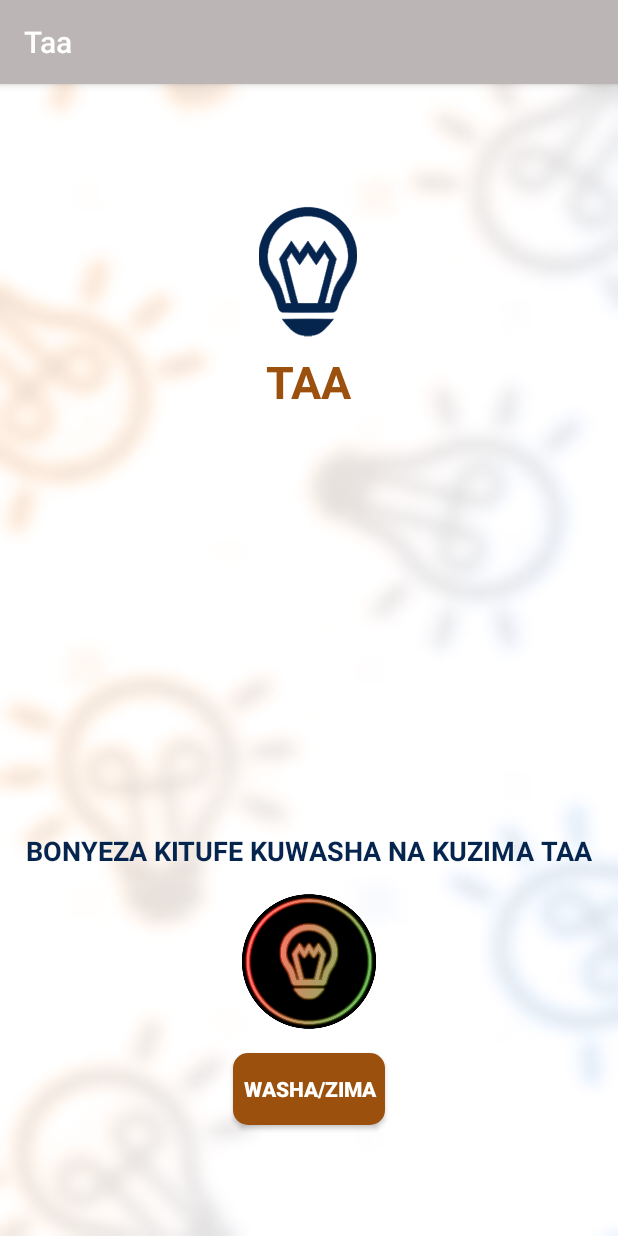
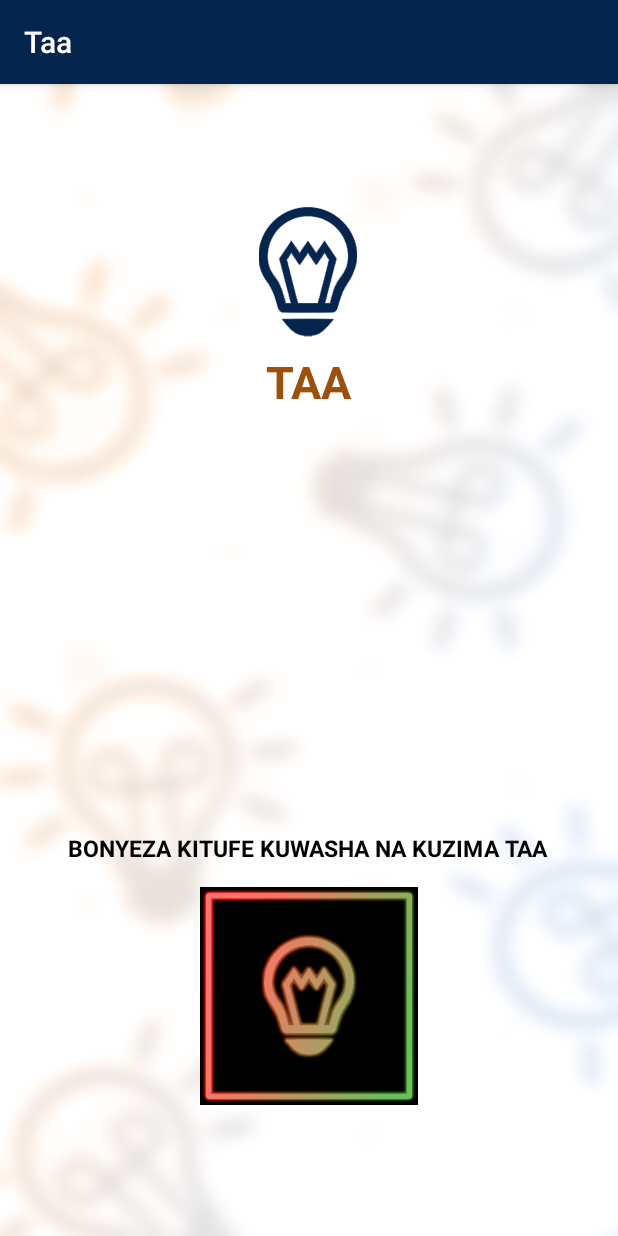
Before and after one commit to alfredkondoro/multilingual-torch-androidapp, an Android app: the screen it shows after launch (MainActivity), on a phone screen of 412 x 824 dp. Run offline under Robolectric (Android 15) with nearby library versions, the phone set to English and light mode, and no system bars; Roboto replaces fonts that are not available here.

Commit message:
version 2.0

```diff
--- a/app/src/main/AndroidManifest.xml
+++ b/app/src/main/AndroidManifest.xml
@@ -11,7 +11,8 @@
         android:roundIcon="@drawable/icon"
         android:supportsRtl="true"
         android:theme="@style/AppTheme">
-        <activity android:name=".MainActivity">
+        <activity android:name=".MainActivity"
+            android:screenOrientation="portrait">
             <intent-filter>
                 <action android:name="android.intent.action.MAIN" />
 
--- a/app/src/main/java/com/alfredkondoro/torchapp/MainActivity.java
+++ b/app/src/main/java/com/alfredkondoro/torchapp/MainActivity.java
@@ -14,14 +14,16 @@ import android.os.Build;
 import android.os.Bundle;
 import android.view.View;
 import android.widget.Button;
+import android.widget.ImageButton;
 import android.widget.Toast;
 
 @RequiresApi(api = Build.VERSION_CODES.LOLLIPOP)
 public class MainActivity extends AppCompatActivity {
 
-    Button buttontaa;
+    ImageButton buttontaa;
     private static final int CAMERA_REQUEST = 123;
     boolean CameraFlash = false;
+    int FlashStatus = 0;
 
     @Override
     protected void onCreate(Bundle savedInstanceState) {
@@ -35,18 +37,19 @@ public class MainActivity extends AppCompatActivity {
         CameraFlash = getPackageManager ().
                 hasSystemFeature (PackageManager.FEATURE_CAMERA_FLASH);
 
-        buttontaa = findViewById (R.id.buttonOff);
+        buttontaa = findViewById (R.id.imageButtonOnOff);
 
         buttontaa.setOnClickListener (new View.OnClickListener () {
             @RequiresApi(api = Build.VERSION_CODES.M)
             @Override
             public void onClick(View view) {
                 if (CameraFlash) {
-                    if (buttontaa.getText ().toString ().contains ("ZIMA")) {
-                        buttontaa.setText ("  WASHA  ");
+                    if(FlashStatus == 1){
+                        FlashStatus = 0;
                         flashLightOff ();
-                    } else {
-                        buttontaa.setText ("  ZIMA  ");
+                    }
+                    else{
+                        FlashStatus = 1;
                         flashLightOn ();
                     }
                 } else {
--- a/app/src/main/res/layout/activity_main.xml
+++ b/app/src/main/res/layout/activity_main.xml
@@ -6,32 +6,6 @@
     android:layout_height="match_parent"
     android:background="@drawable/back"
     tools:context=".MainActivity">
-
-    <Button
-        android:id="@+id/buttonOff"
-        android:layout_width="wrap_content"
-        android:layout_height="wrap_content"
-        android:layout_marginTop="15dp"
-        android:layout_marginBottom="16dp"
-        android:background="@drawable/washazima_round"
-        android:text="  WASHA/zima  "
-        android:textColor="#ffffff"
-        android:textStyle="bold"
-        app:layout_constraintBottom_toBottomOf="parent"
-        app:layout_constraintEnd_toEndOf="parent"
-        app:layout_constraintStart_toStartOf="parent"
-        app:layout_constraintTop_toBottomOf="@+id/imageViewOff"
-        app:layout_constraintVertical_bias="0.0" />
-
-    <ImageView
-        android:id="@+id/imageViewOff"
-        android:layout_width="160dp"
-        android:layout_height="91dp"
-        android:layout_marginTop="16dp"
-        app:layout_constraintEnd_toEndOf="parent"
-        app:layout_constraintStart_toStartOf="parent"
-        app:layout_constraintTop_toBottomOf="@+id/textView4"
-        app:srcCompat="@drawable/onoffbutton" />
 
     <ImageView
         android:id="@+id/imageView"
@@ -51,7 +25,7 @@
         android:layout_marginTop="280dp"
         android:text="BONYEZA KITUFE KUWASHA NA KUZIMA TAA"
         android:textColor="@color/colorPrimaryDark"
-        android:textSize="18sp"
+        android:textSize="15sp"
         android:textStyle="bold"
         app:fontFamily="@font/baloo_thambi"
         app:layout_constraintEnd_toEndOf="parent"
@@ -72,5 +46,19 @@
         app:layout_constraintStart_toStartOf="parent"
         app:layout_constraintTop_toBottomOf="@+id/imageView" />
 
+    <ImageButton
+        android:id="@+id/imageButtonOnOff"
+        android:layout_width="145dp"
+        android:layout_height="145dp"
+        android:layout_marginTop="15dp"
+        android:background="@null"
+        android:scaleType="fitCenter"
+        app:layout_constraintBottom_toBottomOf="parent"
+        app:layout_constraintEnd_toEndOf="parent"
+        app:layout_constraintStart_toStartOf="parent"
+        app:layout_constraintTop_toBottomOf="@+id/textView4"
+        app:layout_constraintVertical_bias="0.0"
+        app:srcCompat="@drawable/onoffbutton" />
+
 
 </androidx.constraintlayout.widget.ConstraintLayout>
--- a/app/src/main/res/values/colors.xml
+++ b/app/src/main/res/values/colors.xml
@@ -1,6 +1,6 @@
 <?xml version="1.0" encoding="utf-8"?>
 <resources>
-    <color name="colorPrimary">#BCB5B5</color>
-    <color name="colorPrimaryDark">#05244E</color>
+    <color name="colorPrimary">#05244e</color>
+    <color name="colorPrimaryDark">#000000</color>
     <color name="colorAccent">#9B500E</color>
 </resources>
```
Also changed, not shown: app/src/main/res/drawable/onoffbutton.png.
